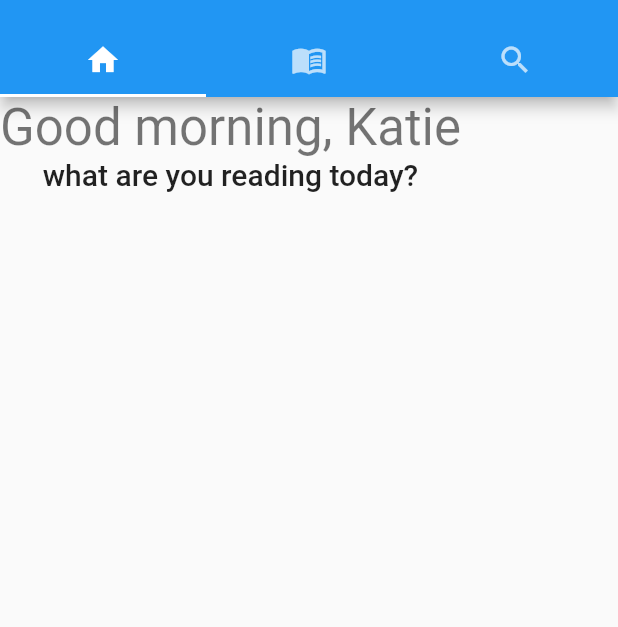
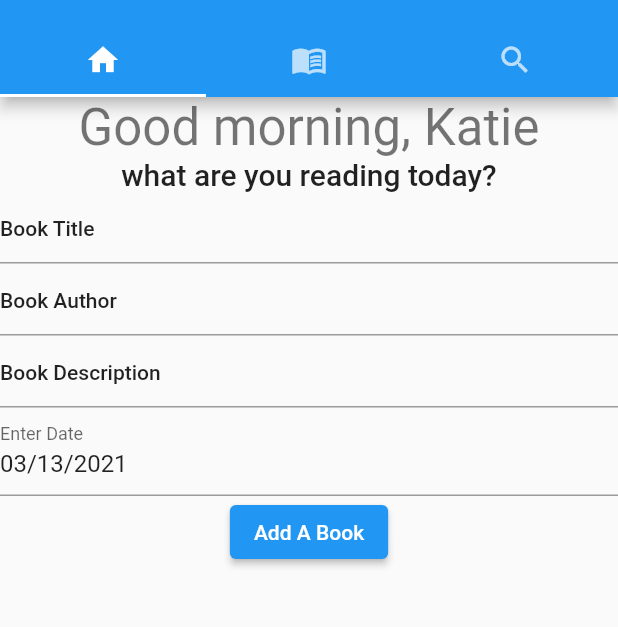
Before and after one commit to stuttskl/ayib-mobile, a Flutter app: the screen it shows after launch, on a phone screen of 412 x 824 dp, the part 59-686 px from its top. Run offline on Flutter 3.47's test engine with Material 2 defaults, Android fonts, the phone set to English and light mode, and no system bars; our stand-ins replace cloud_firestore, firebase_core, flutter_rating_bar; accounts and stored records are empty.

Commit message:
form is posting to Firestore

```diff
--- /dev/null
+++ b/lib/db/book_dto.dart
@@ -0,0 +1,9 @@
+class BookDTO {
+  String title;
+  String author;
+  String description;
+  String imgUrl;
+  int rating;
+  String startDate, endDate;
+  bool current;
+}
--- a/lib/screens/home_screen.dart
+++ b/lib/screens/home_screen.dart
@@ -1,4 +1,7 @@
 import 'package:flutter/material.dart';
+
+
+import '../widgets/add_form.dart';
 
 class HomeScreen extends StatefulWidget {
   @override
@@ -25,7 +28,8 @@
                 text: 'what are you reading today?',
                 style: Theme.of(context).textTheme.headline6,
               )
-            )
+            ),
+            AddForm(),
           ]
         ),
       ),
--- /dev/null
+++ b/lib/widgets/add_form.dart
@@ -0,0 +1,85 @@
+import 'package:flutter/material.dart';
+import 'package:cloud_firestore/cloud_firestore.dart';
+
+import '../db/book_dto.dart';
+
+class AddForm extends StatefulWidget {
+  @override
+  _AddFormState createState() => _AddFormState();
+}
+
+class _AddFormState extends State<AddForm> {
+  final _formKey = GlobalKey<FormState>();
+  final newBookValues = BookDTO();
+
+  @override
+  Widget build(BuildContext context) {
+    return Container(
+      child: Form(
+        key: _formKey,
+        child: Column(
+          crossAxisAlignment: CrossAxisAlignment.center,
+          children: [
+            TextFormField(
+              decoration: InputDecoration(
+                hintText: 'Book Title',
+                hintStyle: Theme.of(context).textTheme.bodyText1,
+              ),
+              keyboardType: TextInputType.text,
+              validator: (value) {},
+              onSaved: (value) {
+                newBookValues.title = value;
+              }
+            ),
+            TextFormField(
+              decoration: InputDecoration(
+                hintText: 'Book Author',
+                hintStyle: Theme.of(context).textTheme.bodyText1,
+              ),
+              keyboardType: TextInputType.text,
+              validator: (value) {},
+              onSaved: (value) {
+                newBookValues.author = value;
+              }
+            ),
+            TextFormField(
+              decoration: InputDecoration(
+                hintText: 'Book Description',
+                hintStyle: Theme.of(context).textTheme.bodyText1,
+              ),
+              keyboardType: TextInputType.text,
+              validator: (value) {},
+              onSaved: (value) {
+                newBookValues.description = value;
+              }
+            ),
+            InputDatePickerFormField(
+              initialDate: DateTime.now(),
+              firstDate: DateTime.now(),
+              lastDate: DateTime.now(),
+              onDateSaved: (value) {
+                newBookValues.startDate = value.toIso8601String();
+              }
+            ),
+            ElevatedButton(
+              onPressed: () => {
+                if (_formKey.currentState.validate()) {
+                  _formKey.currentState.save(),
+
+                print(newBookValues.title),
+                FirebaseFirestore.instance.collection('books').add({
+                  'title': newBookValues.title,
+                  'author': newBookValues.author,
+                  'description': newBookValues.description,
+                  'startDate': newBookValues.startDate,
+                })
+                }
+              },
+              child: Text('Add A Book')
+            ),
+          ],
+        )
+      )
+    );
+  }
+}
```
